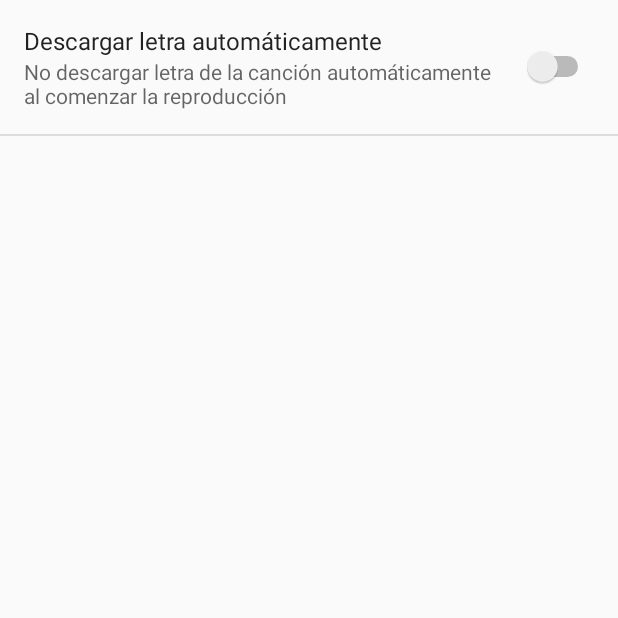
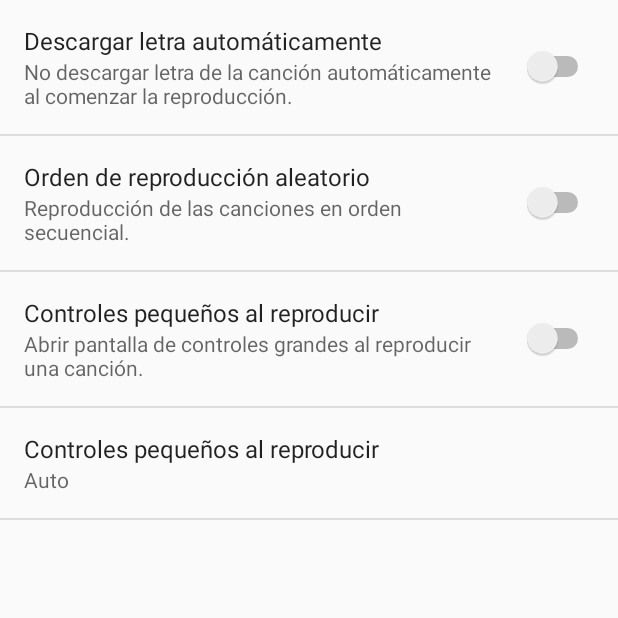
Before and after one commit to rubenLaso/La-Gramola, an Android app: the SettingsActivity screen opened directly, with no data from a screen before it, on a phone screen of 412 x 824 dp, the top half of it. Run offline under Robolectric (Android 15) with nearby library versions, the phone set to English and light mode, and no system bars.

Commit message:
Ajustes anadidos, pero todavia no funcionales. Tambien anadida bwv578 para reproduccion infinita e imparable

```diff
--- a/MyApplication/app/src/main/java/fernandoruben/mp3player/ListActivity.java
+++ b/MyApplication/app/src/main/java/fernandoruben/mp3player/ListActivity.java
@@ -1,6 +1,7 @@
 package fernandoruben.mp3player;
 
 import android.content.Intent;
+import android.media.MediaPlayer;
 import android.media.audiofx.BassBoost;
 import android.net.Uri;
 import android.support.v7.app.AppCompatActivity;
@@ -27,6 +28,9 @@ public class ListActivity extends AppCompatActivity {
         // ATTENTION: This was auto-generated to implement the App Indexing API.
         // See https://g.co/AppIndexing/AndroidStudio for more information.
         client = new GoogleApiClient.Builder(this).addApi(AppIndex.API).build();
+
+        //MediaPlayer mediaPlayer = MediaPlayer.create(this.getApplicationContext(), R.raw.bach_bwv578);
+        //mediaPlayer.start(); // no need to call prepare(); create() does that for you
     }
 
     @Override /* TODO */
--- a/MyApplication/app/src/main/java/fernandoruben/mp3player/SettingsActivity.java
+++ b/MyApplication/app/src/main/java/fernandoruben/mp3player/SettingsActivity.java
@@ -16,6 +16,9 @@ public class SettingsActivity extends PreferenceActivity implements Preference.O
         super.onCreate(savedInstanceState);
         addPreferencesFromResource(R.xml.pref_general);
         bindPreferenceSummaryToValue_Boolean(findPreference(getString(R.string.pref_descarga_letra_key)), new Boolean(getString(R.string.pref_descarga_letra_default_value)));
+        bindPreferenceSummaryToValue_Boolean(findPreference(getString(R.string.pref_controles_pequenos_key)), new Boolean(getString(R.string.pref_descarga_letra_default_value)));
+        bindPreferenceSummaryToValue_Boolean(findPreference(getString(R.string.pref_orden_aleatorio_key)), new Boolean(getString(R.string.pref_descarga_letra_default_value)));
+        bindPreferenceSummaryToValue_String(findPreference(getString(R.string.pref_color_key)));
     }
 
     /**
--- /dev/null
+++ b/MyApplication/app/src/main/res/values/arrays.xml
@@ -0,0 +1,15 @@
+<?xml version="1.0" encoding="utf-8"?>
+<resources>
+
+    <string-array name="listColorEntries">
+    <item>Auto</item>
+    <item>Rojo</item>
+    <item>Azul</item>
+    </string-array>
+
+    <string-array name="listColorValues">
+        <item>auto</item>
+        <item>rojo</item>
+        <item>azul</item>
+    </string-array>
+</resources>
--- a/MyApplication/app/src/main/res/values/strings.xml
+++ b/MyApplication/app/src/main/res/values/strings.xml
@@ -8,9 +8,24 @@
     <string name="pref_descarga_letra_auto_label">Descargar letra automáticamente</string>
     <string name="pref_descarga_letra_key">descargar_letra_auto</string>
     <string name="pref_descarga_letra_default_value">false</string>
-    <string name="pref_descarga_letra_summary_on">Descargar letra de la canción automáticamente al comenzar la reproducción</string>
-    <string name="pref_descarga_letra_summary_off">No descargar letra de la canción automáticamente al comenzar la reproducción</string>
+    <string name="pref_descarga_letra_summary_on">Descargar letra de la canción automáticamente al comenzar la reproducción.</string>
+    <string name="pref_descarga_letra_summary_off">No descargar letra de la canción automáticamente al comenzar la reproducción.</string>
 
+    <string name="pref_orden_aleatorio_label">Orden de reproducción aleatorio</string>
+    <string name="pref_orden_aleatorio_key">orden_aleatorio</string>
+    <string name="pref_orden_aleatorio_default">false</string>
+    <string name="pref_orden_aleatorio_summary_on">Reproducción de las canciones en orden aleatorio.</string>
+    <string name="pref_orden_aleatorio_summary_off">Reproducción de las canciones en orden secuencial.</string>
 
+    <string name="pref_controles_pequenos_label">Controles pequeños al reproducir</string>
+    <string name="pref_controles_pequenos_key">controles_pequenos</string>
+    <string name="pref_controles_pequenos_default">false</string>
+    <string name="pref_controles_pequenos_summary_on">Controles de reproducción en la pantalla de la lista de canciones.</string>
+    <string name="pref_controles_pequenos_summary_off">Abrir pantalla de controles grandes al reproducir una canción.</string>
+
+    <string name="pref_color_label">Controles pequeños al reproducir</string>
+    <string name="pref_color_key">color</string>
+    <string name="pref_color_default">auto</string>
+    <string name="pref_color_summary">Controles de reproducción en la pantalla de la lista de canciones.</string>
 
 </resources>
--- a/MyApplication/app/src/main/res/xml/pref_general.xml
+++ b/MyApplication/app/src/main/res/xml/pref_general.xml
@@ -9,4 +9,27 @@
         android:summaryOn="@string/pref_descarga_letra_summary_on"
         android:summaryOff="@string/pref_descarga_letra_summary_off"/>
 
+    <SwitchPreference
+        android:key="@string/pref_orden_aleatorio_key"
+        android:defaultValue="@string/pref_orden_aleatorio_default"
+        android:title="@string/pref_orden_aleatorio_label"
+        android:summaryOn="@string/pref_orden_aleatorio_summary_on"
+        android:summaryOff="@string/pref_orden_aleatorio_summary_off"/>
+
+    <SwitchPreference
+        android:key="@string/pref_controles_pequenos_key"
+        android:defaultValue="@string/pref_controles_pequenos_default"
+        android:title="@string/pref_controles_pequenos_label"
+        android:summaryOn="@string/pref_controles_pequenos_summary_on"
+        android:summaryOff="@string/pref_controles_pequenos_summary_off"/>
+
+    <ListPreference
+        android:key="@string/pref_color_key"
+        android:defaultValue="@string/pref_color_default"
+        android:title="@string/pref_color_label"
+        android:summary="@string/pref_color_summary"
+        android:entries="@array/listColorEntries"
+        android:entryValues="@array/listColorValues"/>
+
+
 </PreferenceScreen>
```
Also changed, not shown: 1 other file.
